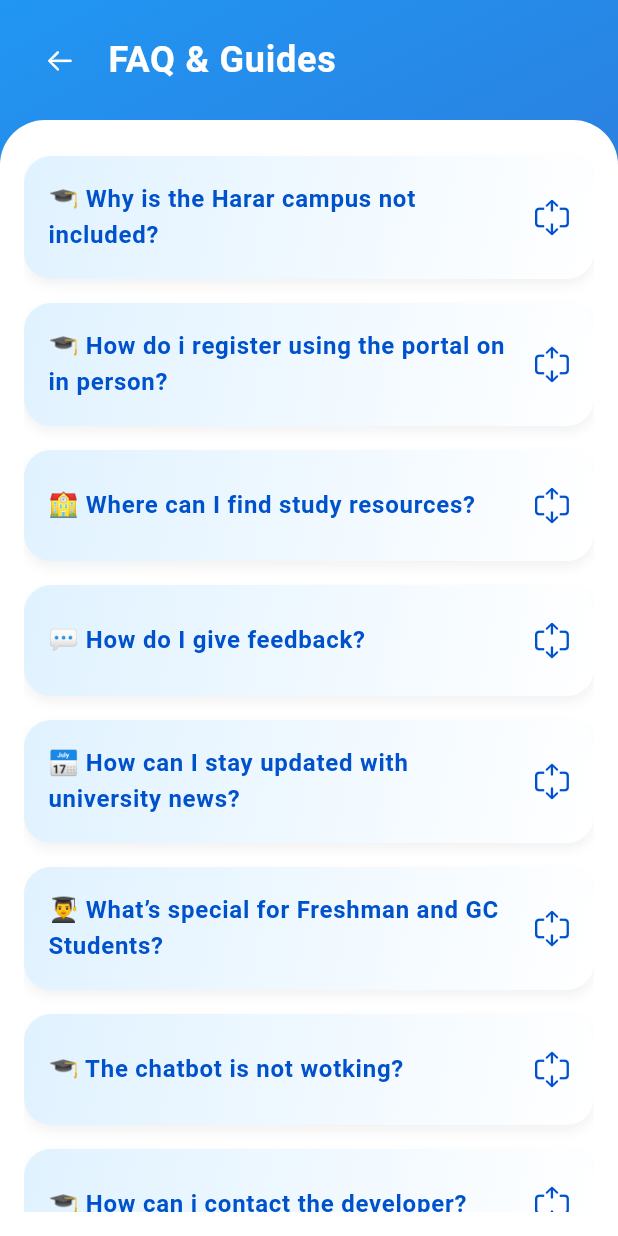
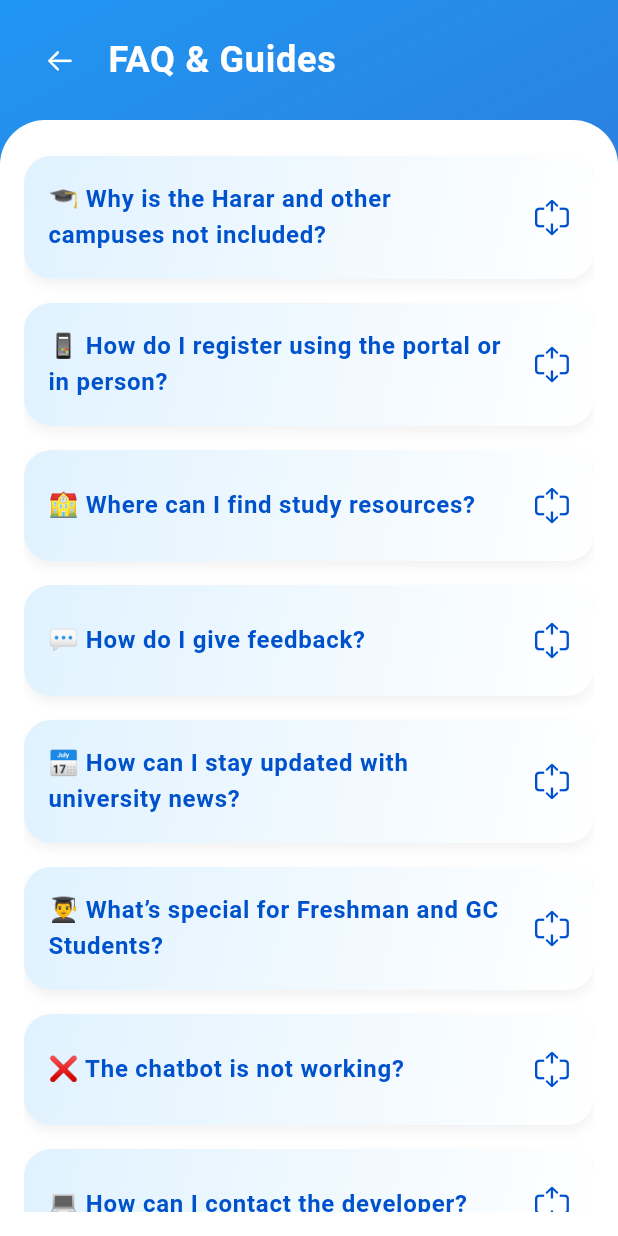
Before and after one commit to Miftah-Fentaw/hu_guide_flutter, a Flutter app: the screen it shows after launch, item 4 of the bottom bar chosen, after a tap on "Help", on a phone screen of 412 x 824 dp. Run offline on Flutter 3.47's test engine with Material 3 defaults, Android fonts, the phone set to English and light mode, and no system bars; our stand-ins replace flutter_map, latlong2, loading_indicator, webview_flutter; network calls fail.

Commit message:
almost all map information are fulfilled and also more datas are included

```diff
--- a/lib/Screens/ Colleges Screens/College_Detail_Screen.dart
+++ b/lib/Screens/ Colleges Screens/College_Detail_Screen.dart
@@ -82,6 +82,7 @@
   Widget _buildInfoCard() {
     return Card(
       elevation: 2,
+      color: Colors.white,
       shape: RoundedRectangleBorder(borderRadius: BorderRadius.circular(12)),
       child: Padding(
         padding: const EdgeInsets.all(16.0),
@@ -125,6 +126,7 @@
 
   Widget _buildDepartmentsList() {
     return Card(
+      color: Colors.white,
       elevation: 2,
       shape: RoundedRectangleBorder(borderRadius: BorderRadius.circular(12)),
       clipBehavior: Clip.antiAlias,
@@ -133,9 +135,7 @@
           return ListTile(
             leading: const Icon(CupertinoIcons.paperclip, color: Colors.blue),
             title: Text(dept),
-            trailing: const Icon(Icons.chevron_right),
-            onTap: () {
-            },
+
           );
         }).toList(),
       ),
--- a/lib/Screens/Main Screens/Help_screen.dart
+++ b/lib/Screens/Main Screens/Help_screen.dart
@@ -11,46 +11,47 @@
 class _HelpPageState extends State<HelpPage> {
   final List<FaqItem> FAQs = [
   FaqItem(
-      question: "🎓 Why is the Harar campus not included?",
+    question: "🎓 Why is the Harar and other campuses not included?",
     answer:
-          "To register, log into your student portal, go to the 'Registration' section, and select your preferred courses. Submit before the registration deadline.",
+        "Currently, HU GUIDE supports only selected campuses due to lack of data integration. We're planning to include Harar and other campuses soon",
   ),
   FaqItem(
-      question: "🎓 How do i register using the portal on in person?",
+    question: "📱 How do I register using the portal or in person?",
     answer:
-          "To register, log into your student portal, go to the 'Registration' section, and select your preferred courses. Submit before the registration deadline.",
+        "To register online, log into your student portal, go to the 'Registration' section, select your courses, and submit before the deadline. For in-person registration, visit the registrar’s office with your student ID and course selections.",
   ),
   FaqItem(
     question: "🏫 Where can I find study resources?",
     answer:
-          "You can access all resources in the 'Resources' section of the UniConnect app. Filter by your college or course to find what fits you best.",
+        "Access resources via the 'Resources' section in UniConnect or browse online here: [University Resource Hub](https://www.universitywebsite.edu/resources). You can filter by college, course, or semester for tailored materials.",
   ),
   FaqItem(
     question: "💬 How do I give feedback?",
     answer:
-          "Open the Feedback page from the sidebar. Enter your subject and message, then click Submit. Your feedback goes directly to the admin team.",
+        "Open the 'Feedback' page from the app menu. Enter your subject and message, then click Submit. All feedback is sent directly to the admin team and reviewed regularly.",
   ),
   FaqItem(
     question: "📅 How can I stay updated with university news?",
     answer:
-          "Visit the News page to see the latest announcements, events, and opportunities. You can also enable notifications for instant updates.",
+        "Visit the 'New and Events' page in the app for latest announcements, events, and opportunities. Enable notifications in settings to receive instant updates on important campus activities.",
   ),
   FaqItem(
     question: "👨‍🎓 What’s special for Freshman and GC Students?",
     answer:
-          "Freshman students get access to beginner guides and campus tips. GC (Graduating Class) students see internship listings, thesis templates, and final exam prep materials.",
+        "Freshman students get beginner guides, campus maps, and orientation tips. GC (Graduating Class) students will soon have access to internship listings, thesis templates, and final exam prep materials.",
   ),
   FaqItem(
-      question: "🎓 The chatbot is not wotking?",
+    question: "❌ The chatbot is not working?",
     answer:
-          "To register, log into your student portal, go to the 'Registration' section, and select your preferred courses. Submit before the registration deadline.",
+        "If the chatbot is unresponsive, check your internet connection first. If the issue persists, restart the app or contact support via the 'Help & Support' section.",
   ),
   FaqItem(
-      question: "🎓 How can i contact the developer?",
+    question: "💻 How can I contact the developer?",
     answer:
-          "To register, log into your student portal, go to the 'Registration' section, and select your preferred courses. Submit before the registration deadline.",
+        "You can contact the developer via email at support@uniconnect.edu or open the 'Contact Developer' option in the app to submit feedback directly.",
   ),
 ];
+
 
   @override
   Widget build(BuildContext context) {
--- a/lib/Screens/Main Screens/HomeScreen.dart
+++ b/lib/Screens/Main Screens/HomeScreen.dart
@@ -41,9 +41,7 @@
       Uri.parse('http://192.168.137.122:8000/api/events/'),
     );
 
-    // Android emulator: 10.0.2.2 points to localhost
     if (response.statusCode == 200) {
-      // Decode JSON as a list, not a map
       final List<dynamic> eventsJson = json.decode(response.body);
       return eventsJson.map((e) => Event.fromJson(e)).toList();
     } else {
@@ -53,7 +51,6 @@
 
   final TextEditingController controller = TextEditingController();
 
-  // Data moved outside the build method
   final List<QuickAccessItem> _quickAccessItems = [];
 
   void _onSearchChanged(String value) {}
@@ -71,7 +68,6 @@
   }
 
   void _loadData() {
-    // Quick Access Items
     _quickAccessItems.addAll([
       QuickAccessItem(
         title: "Colleges",
@@ -258,7 +254,7 @@
                   mainAxisAlignment: MainAxisAlignment.spaceBetween,
                   children: [
                     Text(
-                      "Today's Events",
+                      "Latest News and Events",
                       style: TextStyle(
                         fontSize: screenWidth * 0.05,
                         fontWeight: FontWeight.bold,
@@ -289,7 +285,6 @@
                   future: fetchEvents(),
                   builder: (context, snapshot) {
                     if (snapshot.connectionState == ConnectionState.waiting) {
-                      // While waiting, show your custom loading indicator
                       return Center(
                         child: SizedBox(
                           height: 50,
@@ -310,7 +305,6 @@
                         ),
                       );
                     } else if (snapshot.hasError) {
-                      // Display errors from the backend or parsing issues
                       return Center(
                         child: Text(
                           'Error: ${snapshot.error}',
@@ -318,7 +312,6 @@
                         ),
                       );
                     } else if (!snapshot.hasData || snapshot.data!.isEmpty) {
-                      // Handle empty event list
                       return const Center(child: Text('No events found.'));
                     }
                     final eventsList = snapshot.data!;
@@ -382,7 +375,6 @@
                 Padding(
                   padding: EdgeInsets.all(screenWidth * 0.0125),
                   child: Column(
-                    // Use ListView.builder for dynamic lists
                     children: List.generate(5, (index) {
                       final item = services[index];
 
--- a/lib/Screens/Main Screens/MoreScreen.dart
+++ b/lib/Screens/Main Screens/MoreScreen.dart
@@ -304,9 +304,9 @@
                     ),
                   ),
                   buildFeatureCard(
-                    icon: Icons.mail_outline,
-                    title: "Support",
-                    description: "Get help",
+                    icon: Icons.comment_bank_sharp,
+                    title: "Feedback",
+                    description: "Give Feedback",
                     gradientColors: const [Colors.purple, Colors.pink],
                     onTap: () => Navigator.push(
                       context,
--- a/lib/Screens/events Screens/Events_screen.dart
+++ b/lib/Screens/events Screens/Events_screen.dart
@@ -20,9 +20,7 @@
       Uri.parse('http://192.168.137.122:8000/api/events/'),
     );
 
-    // Android emulator: 10.0.2.2 points to localhost
     if (response.statusCode == 200) {
-      // Decode JSON as a list, not a map
       final List<dynamic> eventsJson = json.decode(response.body);
       return eventsJson.map((e) => Event.fromJson(e)).toList();
     } else {
@@ -52,7 +50,7 @@
                     Align(
                       alignment: Alignment.topLeft,
                       child: Text(
-                        'Events & Programs',
+                        'News and Events',
                         style: TextStyle(
                           color: Colors.black,
                           fontSize: screenWidth * 0.05,
@@ -84,7 +82,6 @@
                   future: fetchEvents(),
                   builder: (context, snapshot) {
                     if (snapshot.connectionState == ConnectionState.waiting) {
-                      // While waiting, show your custom loading indicator
                       return const Center(
                         child: SizedBox(
                           width: 50,
@@ -105,7 +102,6 @@
                         ),
                       );
                     } else if (snapshot.hasError) {
-                      // Display errors from the backend or parsing issues
                       return Center(
                         child: Text(
                           'Error: ${snapshot.error}',
@@ -113,11 +109,9 @@
                         ),
                       );
                     } else if (!snapshot.hasData || snapshot.data!.isEmpty) {
-                      // Handle empty event list
                       return const Center(child: Text('No events found.'));
                     }
 
-                    // Data loaded successfully
                     final eventsList = snapshot.data!;
                     return RefreshIndicator(
                       onRefresh: () async {
```
Also changed, not shown: lib/models/campus_models.dart (+48 -48 lines), lib/models/colleges_model.dart (+15 -5 lines), lib/models/map_model.dart (+51 -72 lines). Lines whose indentation alone changed are shown as unchanged.
